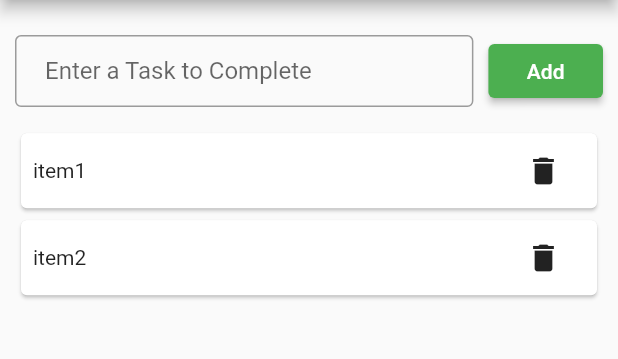
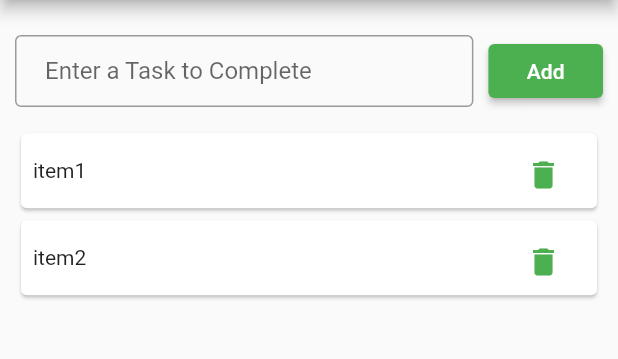
Before and after one commit to syfulsharif/toDoApp_Flutter, a Flutter app: the screen it shows after launch, on a phone screen of 412 x 824 dp, the part 84-443 px from its top. Run offline on Flutter 3.47's test engine with Material 2 defaults, Android fonts, the phone set to English and light mode, and no system bars.

Commit message:
Icon Button Style Updated

```diff
--- a/lib/style.dart
+++ b/lib/style.dart
@@ -21,6 +21,8 @@ ButtonStyle appButtonStyle() {
 }
 
 
+
+
 SizedBox sizedBox50 (child) {
   return SizedBox(
     height: 50.0,
--- a/lib/todoappview.dart
+++ b/lib/todoappview.dart
@@ -65,7 +65,7 @@ class _ToDoAppViewState extends State<ToDoAppView> {
                           ),
                           Expanded(
                             flex: 15,
-                            child: Icon(Icons.delete),
+                            child: IconButton(onPressed: (){}, icon: const Icon(Icons.delete, color: Colors.green,)),
                           )
                         ],
                       )),
```
